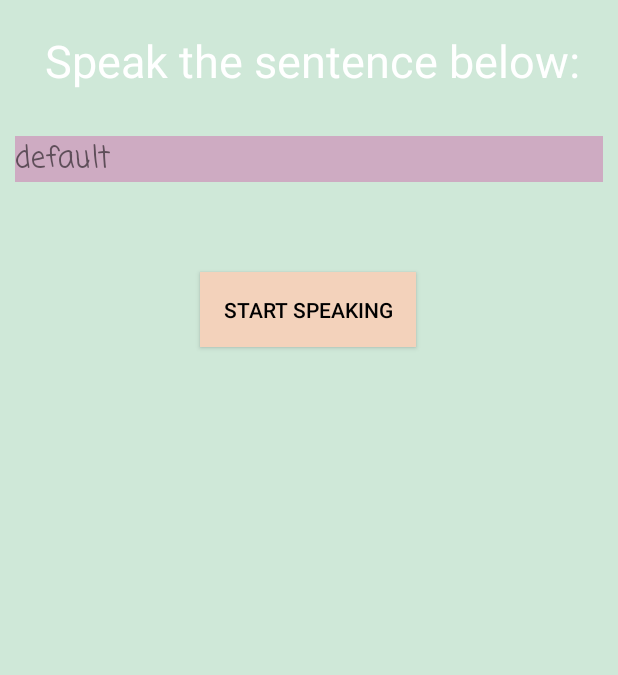
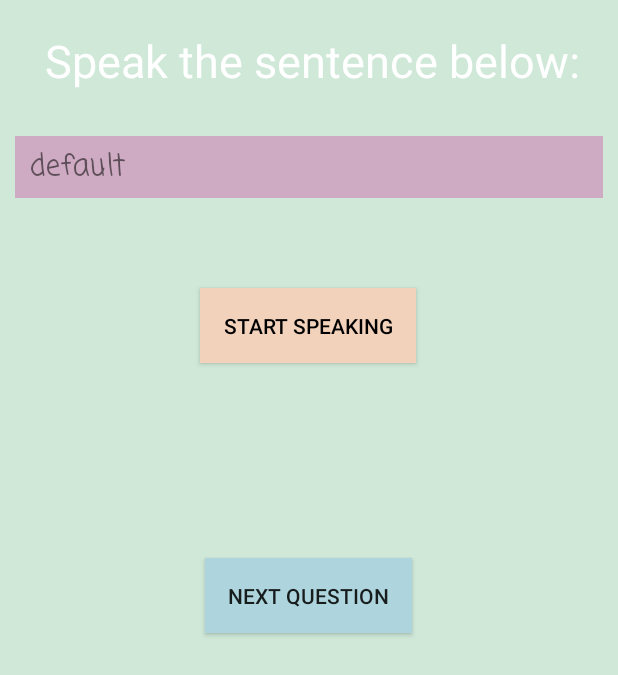
Before and after one commit to amrita-arun/TechnovationApp2020-21, an Android app: the SpeakingActivity screen opened directly, with no data from a screen before it, after a tap on "NEXT QUESTION", on a phone screen of 412 x 824 dp. Shown: the top 675 px of the screen. Run offline under Robolectric (Android 15) with nearby library versions, the phone set to English and light mode, and no system bars; our stand-ins replace Firebase (no records; nobody signed in at launch, a user with empty details on screens opened directly); Roboto replaces fonts that are not available here; 1 other tap on this screen came first.

Commit message:
SpeakingActivity is working v well

```diff
--- a/app/src/main/java/com/mvhs/technovation/speechapp/SpeakingActivity.java
+++ b/app/src/main/java/com/mvhs/technovation/speechapp/SpeakingActivity.java
@@ -4,7 +4,9 @@ import androidx.annotation.NonNull;
 import androidx.appcompat.app.AppCompatActivity;
 
 import android.content.ActivityNotFoundException;
+import android.content.Context;
 import android.content.Intent;
+import android.content.SharedPreferences;
 import android.os.Bundle;
 import android.speech.RecognizerIntent;
 import android.util.Log;
@@ -19,16 +21,12 @@ import com.google.firebase.firestore.DocumentReference;
 import com.google.firebase.firestore.DocumentSnapshot;
 import com.google.firebase.firestore.FirebaseFirestore;
 
-import org.w3c.dom.Text;
-
 import java.util.ArrayList;
-import java.util.List;
 import java.util.Map;
 
 public class SpeakingActivity extends AppCompatActivity {
 
-    private ArrayList<String> questions = new ArrayList<String>();
-//    private int numQuestions;
+    private ArrayList<SpeakingQuestion> questions = new ArrayList<>();
     private static final int REQUEST_CODE = 100;
     private final String TAG = "speakingActivity";
     private String spokenSentence;
@@ -36,20 +34,20 @@ public class SpeakingActivity extends AppCompatActivity {
     private TextView goodJob;
     private Button nextQuestion;
     private Button startSpeaking;
-    int question;
+    SharedPreferences sharedpreferences;
+    SharedPreferences.Editor editor;
+    int questionIndex;
     int counter;
+    SpeakingQuestion currentQuestion;
+    private final String MyPREFERENCES = "QuestionsAnsweredPrefs";
 
     @Override
     protected void onCreate(Bundle savedInstanceState) {
         super.onCreate(savedInstanceState);
         setContentView(R.layout.activity_speaking2);
-        /*
-        questions.add("Today I went to the park and hung out with my friends");
-        questions.add("Today was my birthday, I ate cake and pizza");
-        questions.add("Reading is one of my favorite hobbies");
-        questions.add("My favorite color is blue");
+        sharedpreferences = getSharedPreferences(MyPREFERENCES, Context.MODE_PRIVATE);
+        editor = sharedpreferences.edit();
 
-         */
         FirebaseFirestore db = FirebaseFirestore.getInstance();
         DocumentReference docRef = db.collection("speakingQuestions").document("questions");
         docRef.get().addOnCompleteListener(new OnCompleteListener<DocumentSnapshot>() {
@@ -58,13 +56,11 @@ public class SpeakingActivity extends AppCompatActivity {
                 if (task.isSuccessful()) {
                     DocumentSnapshot document = task.getResult();
                     if (document.exists()) {
-                        //List<String> list = new ArrayList<>();
-
                         Map<String, Object> map = document.getData();
                         if (map != null) {
                             for (Map.Entry<String, Object> entry : map.entrySet()) {
                                 System.out.println(entry.getValue().toString());
-                                questions.add(entry.getValue().toString());
+                                questions.add(new SpeakingQuestion(entry.getKey(), entry.getValue().toString()));
                             }
                         }
                         Log.d(TAG, "DocumentSnapshot data: " + document.getData());
@@ -82,19 +78,6 @@ public class SpeakingActivity extends AppCompatActivity {
         goodJob = (TextView) findViewById(R.id.goodjob);
         nextQuestion = (Button)findViewById(R.id.nextQuestion);
         startSpeaking = (Button) findViewById(R.id.startDictation);
-//        newQuestion();
-
-
-        /*
-        int question = (int)(Math.random() * questions.size());
-        sentence1 = (TextView)findViewById(R.id.sentence);
-        sentence1.setText(questions.get(question));
-
-        goodJob = (TextView) findViewById(R.id.goodjob);
-        goodJob.setVisibility(View.INVISIBLE);
-
-         */
-
     }
 
     public void newQuestion ()
@@ -102,26 +85,36 @@ public class SpeakingActivity extends AppCompatActivity {
         if (questions == null || questions.size() == 0) {
             Toast.makeText(this, "An error occurred", Toast.LENGTH_LONG).show();
         }
-        question = (int)(Math.random() * questions.size());
-        sentence1.setText(questions.get(question));
-        goodJob.setVisibility(View.INVISIBLE);
-        nextQuestion.setVisibility(View.INVISIBLE);
-        startSpeaking.setVisibility(View.VISIBLE);
-        counter = 0;
+        //String ques = "";
+        if (questionIndex >= questions.size()) {
+            Toast.makeText(this, "You have answered all questions!", Toast.LENGTH_LONG).show();
+            return;
+        }
+        SpeakingQuestion ques = questions.get(questionIndex);
+        boolean validQ = true;
+        Map<String,?> keys = sharedpreferences.getAll();
+
+            if (!keys.containsKey(ques.getId()))
+            {
+                currentQuestion = ques;
+                sentence1.setText(currentQuestion.getQuestion());
+                goodJob.setVisibility(View.INVISIBLE);
+                nextQuestion.setVisibility(View.INVISIBLE);
+                startSpeaking.setVisibility(View.VISIBLE);
+                counter = 0;
+            }
+            else {
+                ++questionIndex;
+                newQuestion();
+            }
     }
 
-//This method is called with the button is pressed//
-
     public void onClick(View v)
-
-//Create an Intent with “RecognizerIntent.ACTION_RECOGNIZE_SPEECH” action//
-
     {
         Intent intent = new Intent(RecognizerIntent.ACTION_RECOGNIZE_SPEECH);
         goodJob.setVisibility(View.INVISIBLE);
         try
         {
-            //Start the Activity and wait for the response
             startActivityForResult(intent, REQUEST_CODE);
         }
         catch (ActivityNotFoundException a) {
@@ -131,20 +124,21 @@ public class SpeakingActivity extends AppCompatActivity {
 
     public void clickNextQuestion (View view)
     {
+        questionIndex++;
         newQuestion();
     }
+
     private boolean sCompare(String s1, String s2)
     {
         System.out.println("in sCompare");
         System.out.println(s1 + " " + s2);
         s2 = s2.replaceAll("\\p{Punct}", "");
+        s1 = s1.replaceAll("\\p{Punct}", "");
         System.out.println("modified s2 = " + s2);
         return (s1.equalsIgnoreCase(s2.toLowerCase().replaceAll(",","")));
     }
 
     @Override
-
-    //Handle the results//
     protected void onActivityResult(int requestCode, int resultCode, Intent data) {
         super.onActivityResult(requestCode, resultCode, data);
 
@@ -158,17 +152,18 @@ public class SpeakingActivity extends AppCompatActivity {
             }
 
         }
-        if (sCompare(spokenSentence, questions.get(question)))
+        if (sCompare(spokenSentence, currentQuestion.getQuestion()))
         {
-            System.out.println(questions.get(question));
-            goodJob.setText("Good job!!");
+            System.out.println(questions.get(questionIndex));
+            goodJob.setText("Good job!");
             goodJob.setVisibility(View.VISIBLE);
             startSpeaking.setVisibility(View.INVISIBLE);
             nextQuestion.setVisibility(View.VISIBLE);
+            editor.putString(currentQuestion.getId(), currentQuestion.getId()).apply();
         }
         else
         {
-            System.out.println(questions.get(question));
+            System.out.println(questions.get(questionIndex));
             goodJob.setText("Try again!");
             goodJob.setVisibility(View.VISIBLE);
             counter++;
@@ -178,6 +173,4 @@ public class SpeakingActivity extends AppCompatActivity {
             }
         }
     }
-
-
 }
--- a/app/src/main/res/layout/activity_speaking2.xml
+++ b/app/src/main/res/layout/activity_speaking2.xml
@@ -47,6 +47,9 @@
         android:layout_marginTop="30dp"
         android:background="#CEABC2"
         android:fontFamily="casual"
+        android:padding="5dp"
+        android:paddingStart="10dp"
+        android:paddingEnd="10dp"
         android:text="default"
         android:textSize="20sp"
         app:layout_constraintTop_toBottomOf="@id/instructions"
```
Also changed, not shown: app/src/main/java/com/mvhs/technovation/speechapp/SpeakingQuestion.java (renamed from app/src/main/java/com/mvhs/technovation/speechapp/SpeakingQuestions.java, +11 -6 lines).
